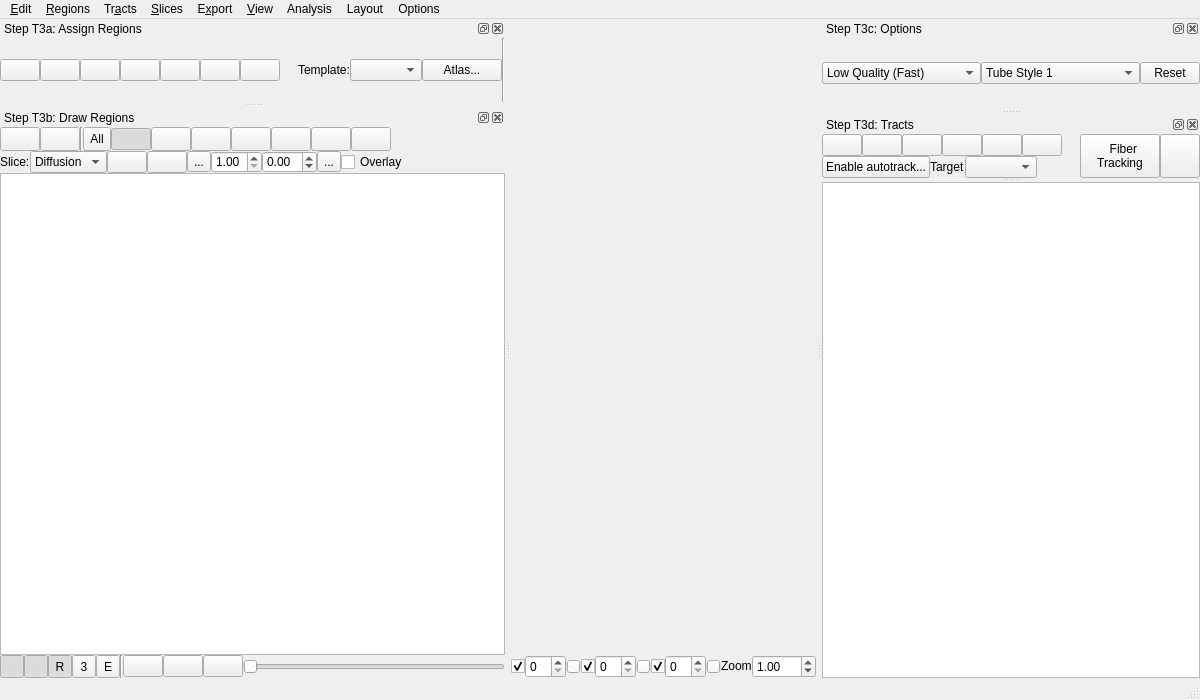
Before: the Qt Designer form tracking/tracking_window.ui in frankyeh/DSI-Studio, drawn with Qt 5.
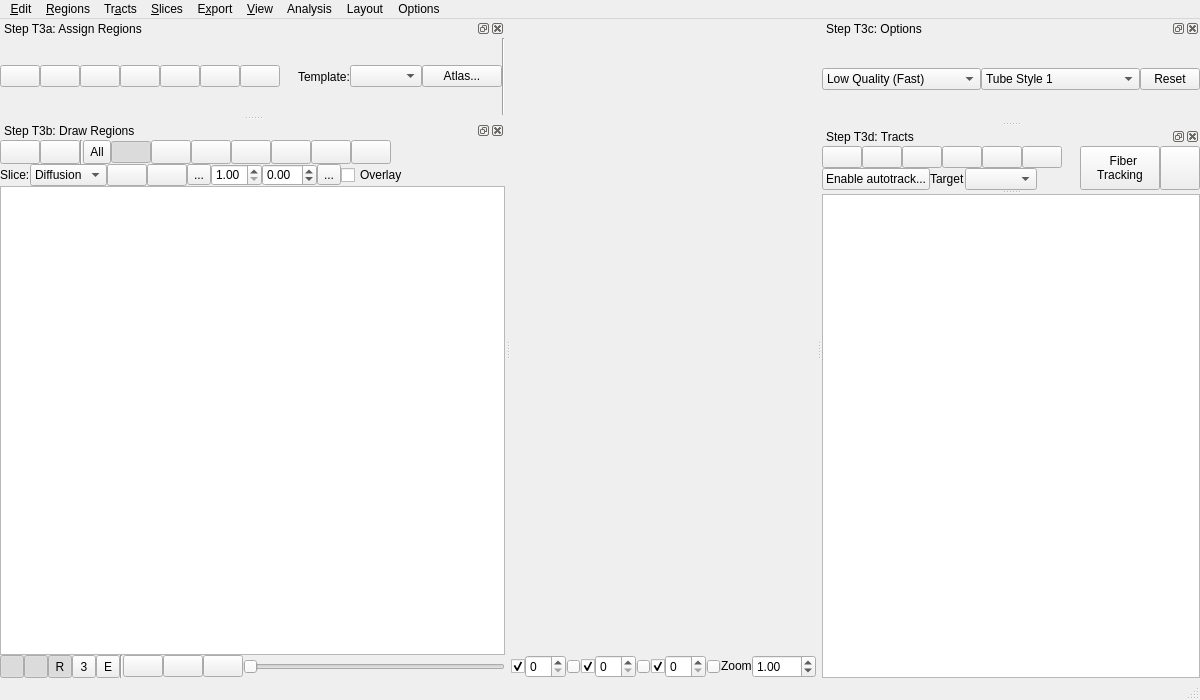
After: the same form once the commit is applied. Icons and pictures are not drawn. Custom widgets are drawn as their Qt base class.

Commit message: [trk] revise tracking gui

```diff
--- a/tracking/tracking_window.ui
+++ b/tracking/tracking_window.ui
@@ -288,8 +288,8 @@
    </property>
    <property name="minimumSize">
     <size>
-     <width>0</width>
-     <height>0</height>
+     <width>390</width>
+     <height>48</height>
     </size>
    </property>
    <property name="maximumSize">
@@ -584,8 +584,8 @@
    </property>
    <property name="minimumSize">
     <size>
-     <width>0</width>
-     <height>0</height>
+     <width>267</width>
+     <height>47</height>
     </size>
    </property>
    <property name="windowTitle">
@@ -1445,8 +1445,8 @@
    </property>
    <property name="minimumSize">
     <size>
-     <width>0</width>
-     <height>0</height>
+     <width>356</width>
+     <height>173</height>
     </size>
    </property>
    <property name="floating">
```
Left out of the diff: 153 changed lines with no effect on the pictures. The commit also changes 6 other files.
